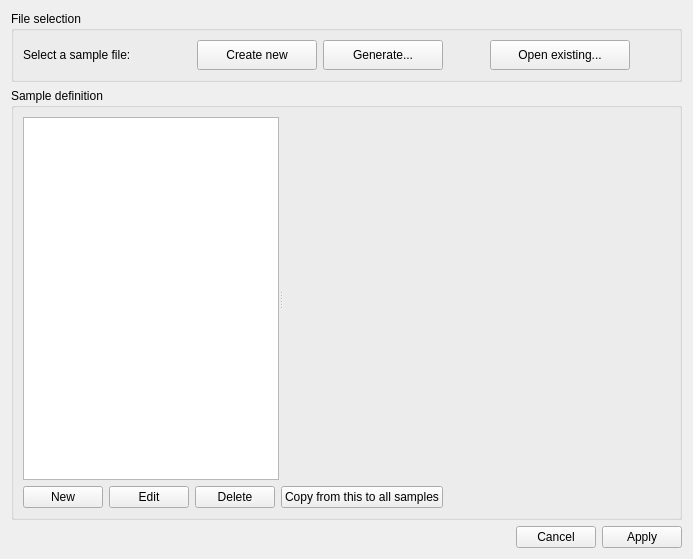
mlz-ictrl/nicos, file custom/kws1/lib/gui/sampleconf.ui: the form before one commit.
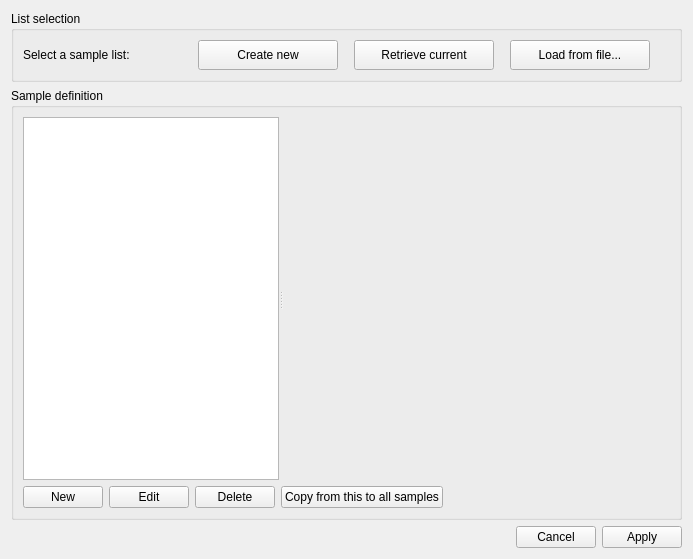
The form after the commit. Icons and pictures are not drawn.

Commit message: KWS1: allow retrieving current sample info from daemon

Diff of the .ui file:
```diff
--- a/custom/kws1/lib/gui/sampleconf.ui
+++ b/custom/kws1/lib/gui/sampleconf.ui
@@ -17,13 +17,13 @@
    <item>
     <widget class="QGroupBox" name="fileGroup">
      <property name="title">
-      <string>File selection</string>
+      <string>List selection</string>
      </property>
      <layout class="QHBoxLayout" name="horizontalLayout">
       <item>
        <widget class="QLabel" name="label">
         <property name="text">
-         <string>Select a sample file:</string>
+         <string>Select a sample list:</string>
         </property>
        </widget>
       </item>
@@ -47,7 +47,7 @@
        <widget class="QPushButton" name="newFileBtn">
         <property name="minimumSize">
          <size>
-          <width>120</width>
+          <width>140</width>
           <height>30</height>
          </size>
         </property>
@@ -60,34 +60,50 @@
         </property>
        </widget>
       </item>
-      <item>
-       <widget class="QPushButton" name="genFileBtn">
-        <property name="minimumSize">
-         <size>
-          <width>120</width>
-          <height>30</height>
-         </size>
-        </property>
-        <property name="text">
-         <string>Generate...</string>
-        </property>
-        <property name="icon">
-         <iconset resource="../../../../resources/nicos-gui.qrc">
-          <normaloff>:/table</normaloff>:/table</iconset>
-        </property>
-       </widget>
-      </item>
       <item>
        <spacer name="horizontalSpacer">
         <property name="orientation">
          <enum>Qt::Horizontal</enum>
         </property>
         <property name="sizeType">
-         <enum>QSizePolicy::MinimumExpanding</enum>
+         <enum>QSizePolicy::Fixed</enum>
         </property>
         <property name="sizeHint" stdset="0">
          <size>
-          <width>20</width>
+          <width>10</width>
+          <height>20</height>
+         </size>
+        </property>
+       </spacer>
+      </item>
+      <item>
+       <widget class="QPushButton" name="retrieveBtn">
+        <property name="minimumSize">
+         <size>
+          <width>140</width>
+          <height>30</height>
+         </size>
+        </property>
+        <property name="text">
+         <string>Retrieve current</string>
+        </property>
+        <property name="icon">
+         <iconset resource="../../../../resources/nicos-gui.qrc">
+          <normaloff>:/up</normaloff>:/up</iconset>
+        </property>
+       </widget>
+      </item>
+      <item>
+       <spacer name="horizontalSpacer_5">
+        <property name="orientation">
+         <enum>Qt::Horizontal</enum>
+        </property>
+        <property name="sizeType">
+         <enum>QSizePolicy::Fixed</enum>
+        </property>
+        <property name="sizeHint" stdset="0">
+         <size>
+          <width>10</width>
           <height>20</height>
          </size>
         </property>
@@ -102,7 +118,7 @@
          </size>
         </property>
         <property name="text">
-         <string>Open existing...</string>
+         <string>Load from file...</string>
         </property>
         <property name="icon">
          <iconset resource="../../../../resources/nicos-gui.qrc">
@@ -116,7 +132,7 @@
          <enum>Qt::Horizontal</enum>
         </property>
         <property name="sizeType">
-         <enum>QSizePolicy::MinimumExpanding</enum>
+         <enum>QSizePolicy::Fixed</enum>
         </property>
         <property name="sizeHint" stdset="0">
          <size>
```
Left out of the diff: 23 changed lines with no effect on the pictures. The commit also changes 1 other file.
